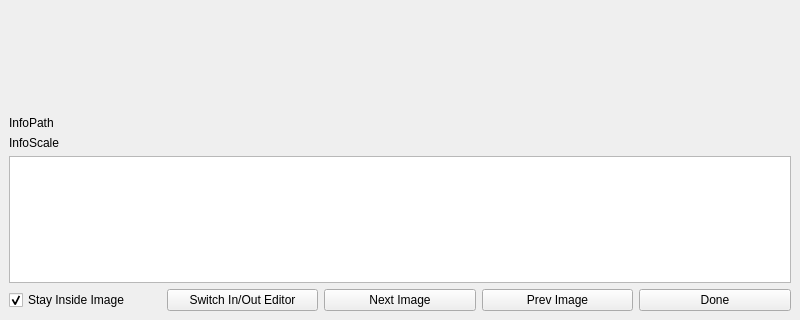
Qt form main_window.ui (michalfapso/kdenlive_slideshow_editor) before a commit; both pictures show x 0 to 800 and y 280 to 600 of the 800 by 600 pixel window.
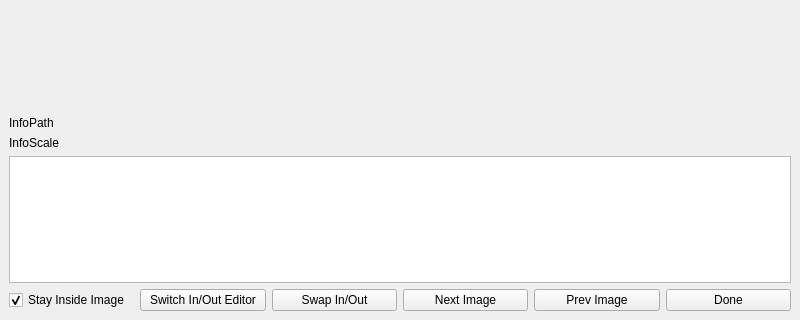
The same form after that commit. Custom widgets are drawn as their Qt base class.

Commit message: added button for swapping In/Out bboxes

What changed in the file:
```diff
--- a/main_window.ui
+++ b/main_window.ui
@@ -54,6 +54,13 @@
         </property>
        </widget>
       </item>
+      <item>
+       <widget class="QPushButton" name="buttonSwapInOutEditor">
+        <property name="text">
+         <string>Swap In/Out</string>
+        </property>
+       </widget>
+      </item>
       <item>
        <widget class="QPushButton" name="buttonImageNext">
         <property name="text">
```
The commit also changes 3 other files.
